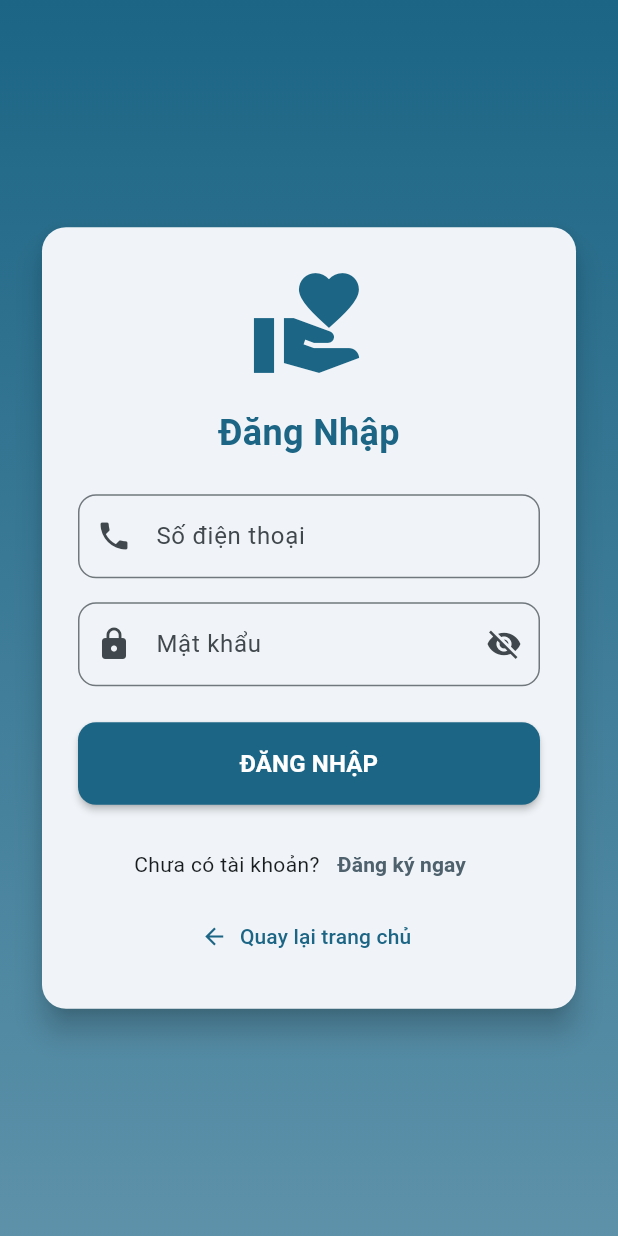
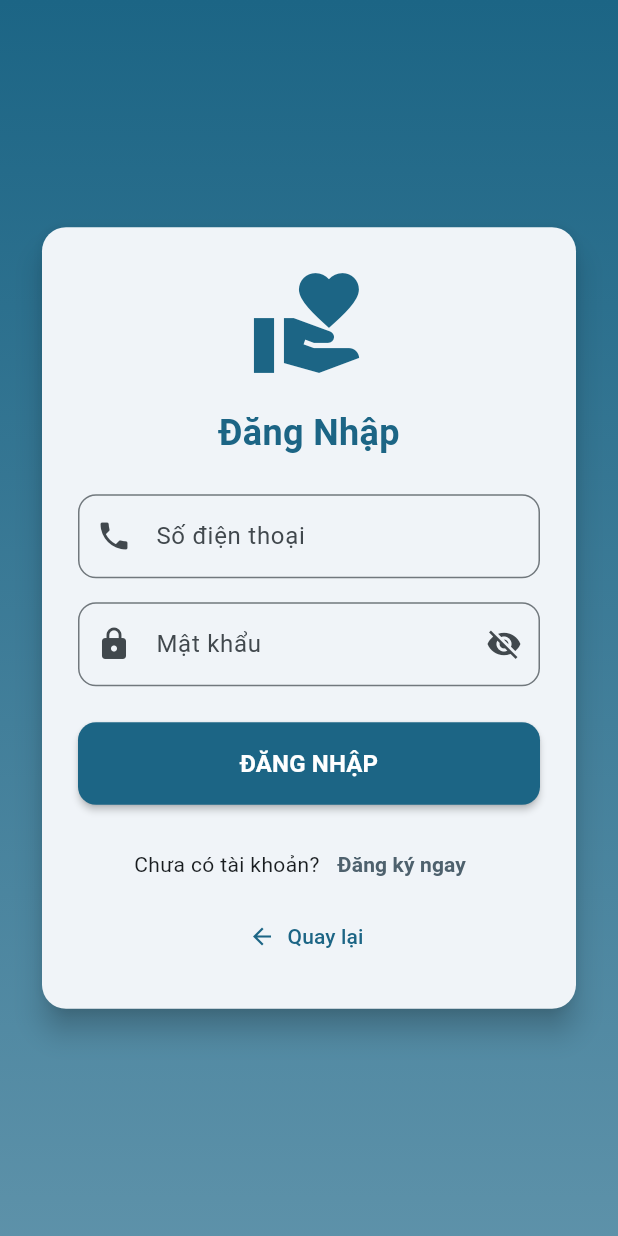
Before and after one commit to VuHoangAnh2110/btl_android_nc, a Flutter app: the Dangnhap screen opened by its route, on a phone screen of 412 x 824 dp. Run offline on Flutter 3.47's test engine with Material 3 defaults, Android fonts, the phone set to English and light mode, and no system bars; our stand-ins replace cached_network_image, cloud_firestore, dio, firebase_core, firebase_messaging, flutter_map and 7 more; missing offline and left inert: dart_rss; accounts and stored records are empty; network calls fail.

Commit message:
giao dien DangNhap

```diff
--- a/lib/pages/DangNhap/DangNhap.dart
+++ b/lib/pages/DangNhap/DangNhap.dart
@@ -286,7 +286,7 @@ class _DangNhap extends State<Dangnhap> {
                               Navigator.pop(context);
                             },
                             icon: Icon(Icons.arrow_back),
-                            label: Text('Quay lại trang chủ'),
+                            label: Text('Quay lại'),
                           ),
                         ],
                       ),
```
